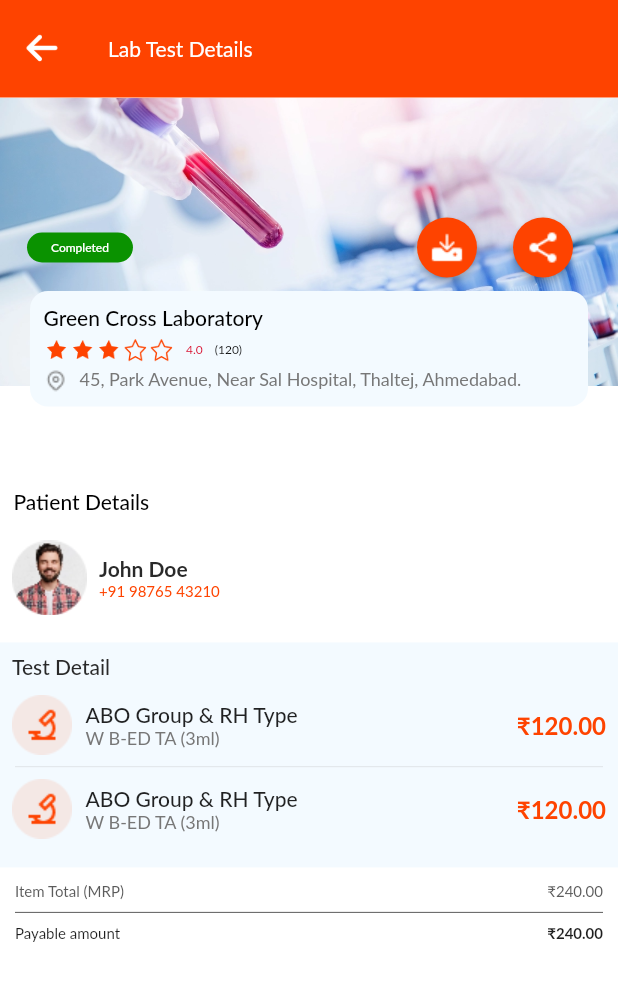
After one commit to codefencers-git/oyo-lab, a Flutter app: the LabTestComplete screen opened directly, on a phone screen of 412 x 824 dp. The commit adds this screen. Shown: the top 981 px of the screen. Run offline on Flutter 3.47's test engine with Material 2 defaults, Android fonts, the light colour scheme and no system bars; drawn by our look-alikes of flutter_rating_bar; our stand-ins replace carousel_slider, flutter_easyloading, get, pin_code_fields.

Commit message:
container shadow

```diff
--- /dev/null
+++ b/lib/screens/laboratory/complete_booking.dart
@@ -0,0 +1,434 @@
+import 'package:flutter/material.dart';
+import 'package:flutter_rating_bar/flutter_rating_bar.dart';
+import 'package:oyo_labs/themedata.dart';
+import 'package:oyo_labs/widgets/appbar/appbar_with_back_button.dart';
+import 'package:oyo_labs/widgets/buttons/round_button.dart';
+import 'package:oyo_labs/widgets/buttons/round_button_with_border.dart';
+
+class LabTestComplete extends StatefulWidget {
+  const LabTestComplete({Key? key}) : super(key: key);
+
+  @override
+  State<LabTestComplete> createState() => _LabTestCompleteState();
+}
+
+class _LabTestCompleteState extends State<LabTestComplete> {
+  @override
+  Widget build(BuildContext context) {
+    return SafeArea(
+      top: false,
+      bottom: false,
+      child: Scaffold(
+        backgroundColor: Colors.white,
+        appBar: PreferredSize(
+          preferredSize: const Size.fromHeight(65.0),
+          child: AppbarWithBackButton(appbarTitle: "Lab Test Details"),
+        ),
+        body: Column(
+          children: [
+            Stack(
+              clipBehavior: Clip.none,
+              children: [
+                Image.asset("assets/images/all_laboratories.png"),
+                Padding(
+                  padding: const EdgeInsets.only(right: 18, top: 80, left: 18),
+                  child: Row(
+                    mainAxisAlignment: MainAxisAlignment.spaceBetween,
+                    children: [
+                      SizedBox(
+                        height: 20,
+                        child: ElevatedButton(
+                          style: ElevatedButton.styleFrom(
+                            primary: ThemeClass.greenColor,
+                            shape: RoundedRectangleBorder(
+                              borderRadius: BorderRadius.circular(25),
+                            ),
+                          ).copyWith(elevation: ButtonStyleButton.allOrNull(0)),
+                          onPressed: () {},
+                          child: Text(
+                            'Completed',
+                            style: TextStyle(
+                                fontSize: 8,
+                                color: ThemeClass.whiteColor,
+                                fontWeight: FontWeight.w500),
+                          ),
+                        ),
+                      ),
+                      Row(
+                        children: [
+                          SizedBox(
+                            height: 40,
+                            child: ElevatedButton(
+                              style: ButtonStyle(
+                                backgroundColor:
+                                    MaterialStateProperty.all<Color>(
+                                        ThemeClass.orangeColor),
+                                shape:
+                                    MaterialStateProperty.all(CircleBorder()),
+                              ),
+                              onPressed: () {},
+                              child: Image.asset("assets/icons/download.png"),
+                            ),
+                          ),
+                          SizedBox(
+                            height: 40,
+                            child: ElevatedButton(
+                              style: ButtonStyle(
+                                backgroundColor:
+                                    MaterialStateProperty.all<Color>(
+                                        ThemeClass.orangeColor),
+                                shape:
+                                    MaterialStateProperty.all(CircleBorder()),
+                              ),
+                              onPressed: () {},
+                              child: Image.asset("assets/icons/share.png"),
+                            ),
+                          )
+                        ],
+                      ),
+                    ],
+                  ),
+                ),
+                Positioned(
+                  top: 129,
+                  left: 0,
+                  right: 0,
+                  child: Container(
+                    decoration: BoxDecoration(
+                      color: ThemeClass.skyblueColor,
+                      borderRadius: BorderRadius.circular(12),
+                    ),
+                    margin: const EdgeInsets.symmetric(
+                      horizontal: 20,
+                    ),
+                    child: Padding(
+                      padding: const EdgeInsets.all(9.0),
+                      child: Column(
+                        crossAxisAlignment: CrossAxisAlignment.start,
+                        children: [
+                          Text(
+                            "Green Cross Laboratory",
+                            style: TextStyle(
+                                fontSize: 14,
+                                color: ThemeClass.blackColor,
+                                fontWeight: FontWeight.w500),
+                          ),
+                          Padding(
+                            padding: const EdgeInsets.only(right: 8.0, top: 5),
+                            child: Column(
+                              children: [
+                                Row(
+                                  children: [
+                                    RatingBar(
+                                      initialRating: 3,
+                                      direction: Axis.horizontal,
+                                      allowHalfRating: true,
+                                      itemSize: 16,
+                                      itemCount: 5,
+                                      ignoreGestures: true,
+                                      ratingWidget: RatingWidget(
+                                        full: _image(
+                                            'assets/images/full_star.png'),
+                                        half: _image(
+                                            'assets/images/half_star.png'),
+                                        empty: _image(
+                                            'assets/images/blank_star.png'),
+                                      ),
+                                      itemPadding: const EdgeInsets.symmetric(
+                                          horizontal: 0.7),
+                                      onRatingUpdate: (rating) {
+                                        print(rating);
+                                      },
+                                    ),
+                                    Padding(
+                                      padding: const EdgeInsets.only(left: 8),
+                                      child: Text(
+                                        '4.0',
+                                        style: TextStyle(
+                                            fontSize: 8,
+                                            color: ThemeClass.redColor,
+                                            fontWeight: FontWeight.w400),
+                                      ),
+                                    ),
+                                    Padding(
+                                      padding: const EdgeInsets.only(left: 8),
+                                      child: Text(
+                                        '(120)',
+                                        style: TextStyle(
+                                            fontSize: 8,
+                                            color: ThemeClass.blackColor,
+                                            fontWeight: FontWeight.w400),
+                                      ),
+                                    ),
+                                  ],
+                                ),
+                                Row(
+                                  crossAxisAlignment: CrossAxisAlignment.start,
+                                  children: [
+                                    Padding(
+                                      padding:
+                                          EdgeInsets.only(right: 8.0, top: 5),
+                                      child: Image.asset(
+                                          "assets/images/icon_black_location.png"),
+                                    ),
+                                    Expanded(
+                                      child: Padding(
+                                        padding:
+                                            EdgeInsets.only(right: 8.0, top: 4),
+                                        child: Text(
+                                          '45, Park Avenue, Near Sal Hospital, Thaltej, Ahmedabad.',
+                                          style: TextStyle(
+                                              fontSize: 12,
+                                              color: ThemeClass.greyColor,
+                                              fontWeight: FontWeight.w400),
+                                        ),
+                                      ),
+                                    ),
+                                  ],
+                                ),
+                              ],
+                            ),
+                          ),
+                        ],
+                      ),
+                    ),
+                  ),
+                ),
+              ],
+            ),
+            const SizedBox(
+              height: 60,
+            ),
+            Column(
+              children: [
+                Padding(
+                  padding: const EdgeInsets.all(9.0),
+                  child: Row(
+                    children: [
+                      Text(
+                        "Patient Details",
+                        style: TextStyle(
+                            fontSize: 14,
+                            color: ThemeClass.blackColor,
+                            fontWeight: FontWeight.w500),
+                      ),
+                    ],
+                  ),
+                ),
+                Padding(
+                  padding: const EdgeInsets.all(8.0),
+                  child: Column(
+                    crossAxisAlignment: CrossAxisAlignment.start,
+                    children: [
+                      Row(
+                        children: [
+                          Image.asset("assets/images/lab_detail_johndoe.png"),
+                          const SizedBox(
+                            width: 8,
+                          ),
+                          Column(
+                            crossAxisAlignment: CrossAxisAlignment.start,
+                            children: [
+                              Text(
+                                "John Doe",
+                                style: TextStyle(
+                                    fontSize: 14,
+                                    color: ThemeClass.darkgreyColor,
+                                    fontWeight: FontWeight.w700),
+                              ),
+                              Text(
+                                "+91 98765 43210",
+                                style: TextStyle(
+                                    fontSize: 10,
+                                    color: ThemeClass.orangeColor,
+                                    fontWeight: FontWeight.w400),
+                              ),
+                            ],
+                          ),
+                        ],
+                      ),
+                    ],
+                  ),
+                ),
+                const SizedBox(
+                  height: 10,
+                ),
+                Container(
+                  height: 150,
+                  color: ThemeClass.skyblueColor,
+                  child: Padding(
+                    padding: const EdgeInsets.all(8.0),
+                    child: Column(
+                      crossAxisAlignment: CrossAxisAlignment.start,
+                      children: [
+                        Text(
+                          "Test Detail",
+                          style: TextStyle(
+                              fontSize: 14,
+                              color: ThemeClass.darkgreyColor,
+                              fontWeight: FontWeight.w500),
+                        ),
+                        SizedBox(
+                          height: 10,
+                        ),
+                        Row(
+                          mainAxisAlignment: MainAxisAlignment.spaceBetween,
+                          children: [
+                            Row(
+                              children: [
+                                Image.asset("assets/icons/icon_lab.png"),
+                                const SizedBox(
+                                  width: 9,
+                                ),
+                                Column(
+                                  crossAxisAlignment: CrossAxisAlignment.start,
+                                  children: [
+                                    const Text(
+                                      "ABO Group & RH Type",
+                                      style: TextStyle(
+                                          fontSize: 14,
+                                          fontWeight: FontWeight.w500),
+                                    ),
+                                    Text(
+                                      "W B-ED TA (3ml)",
+                                      style: TextStyle(
+                                          fontSize: 12,
+                                          color: ThemeClass.greyColor,
+                                          fontWeight: FontWeight.w400),
+                                    ),
+                                  ],
+                                ),
+                              ],
+                            ),
+                            Text(
+                              "₹120.00",
+                              style: TextStyle(
+                                  fontSize: 16,
+                                  color: ThemeClass.orangeColor,
+                                  fontWeight: FontWeight.w600),
+                            )
+                          ],
+                        ),
+                        Divider(
+                          thickness: 0.2,
+                          indent: 2,
+                          endIndent: 2,
+                          color: ThemeClass.greyColor2,
+                        ),
+                        Row(
+                          mainAxisAlignment: MainAxisAlignment.spaceBetween,
+                          children: [
+                            Row(
+                              children: [
+                                Image.asset("assets/icons/icon_lab.png"),
+                                const SizedBox(
+                                  width: 9,
+                                ),
+                                Column(
+                                  crossAxisAlignment: CrossAxisAlignment.start,
+                                  children: [
+                                    const Text(
+                                      "ABO Group & RH Type",
+                                      style: TextStyle(
+                                          fontSize: 14,
+                                          fontWeight: FontWeight.w500),
+                                    ),
+                                    Text(
+                                      "W B-ED TA (3ml)",
+                                      style: TextStyle(
+                                          fontSize: 12,
+                                          color: ThemeClass.greyColor,
+                                          fontWeight: FontWeight.w400),
+                                    ),
+                                  ],
+                                ),
+                              ],
+                            ),
+                            Text(
+                              "₹120.00",
+                              style: TextStyle(
+                                  fontSize: 16,
+                                  color: ThemeClass.orangeColor,
+                                  fontWeight: FontWeight.w600),
+                            )
+                          ],
+                        ),
+                      ],
+                    ),
+                  ),
+                ),
+                SizedBox(
+                  height: 10,
+                ),
+                Padding(
+                  padding: const EdgeInsets.only(right: 10.0, left: 10),
+                  child: Row(
+                    mainAxisAlignment: MainAxisAlignment.spaceBetween,
+                    children: [
+                      Text(
+                        "Item Total (MRP)",
+                        style: TextStyle(
+                            fontSize: 10,
+                            color: ThemeClass.greyColor1,
+                            fontWeight: FontWeight.w400),
+                      ),
+                      Row(
+                        children: [
+                          Text(
+                            "₹240.00",
+                            style: TextStyle(
+                                fontSize: 10,
+                                color: ThemeClass.greyColor1,
+                                fontWeight: FontWeight.w400),
+                          )
+                        ],
+                      )
+                    ],
+                  ),
+                ),
+                Divider(
+                  indent: 10,
+                  endIndent: 10,
+                  color: ThemeClass.greyColor1,
+                ),
+                Padding(
+                  padding: const EdgeInsets.only(right: 10.0, left: 10),
+                  child: Row(
+                    mainAxisAlignment: MainAxisAlignment.spaceBetween,
+                    children: [
+                      Text(
+                        "Payable amount",
+                        style: TextStyle(
+                            fontSize: 10,
+                            color: ThemeClass.blackColor1,
+                            fontWeight: FontWeight.w400),
+                      ),
+                      Row(
+                        children: [
+                          Text(
+                            "₹240.00",
+                            style: TextStyle(
+                                fontSize: 10,
+                                color: ThemeClass.blackColor1,
+                                fontWeight: FontWeight.w600),
+                          )
+                        ],
+                      )
+                    ],
+                  ),
+                ),
+              ],
+            ),
+          ],
+        ),
+      ),
+    );
+  }
+}
+
+_image(String s) {
+  return Image.asset(
+    s,
+    height: 20,
+  );
+}
--- a/lib/screens/laboratory/laboratory_tile.dart
+++ b/lib/screens/laboratory/laboratory_tile.dart
@@ -15,10 +15,17 @@ class LaboratoryTile extends StatelessWidget {
 
     return Container(
       decoration: BoxDecoration(
-        color: ThemeClass.orangeLightColor,
-        // color: Colors.amber,
-        borderRadius: BorderRadius.circular(7),
-      ),
+          color: ThemeClass.orangeLightColor,
+          // color: Colors.amber,
+          borderRadius: BorderRadius.circular(7),
+          boxShadow: [
+            BoxShadow(
+              blurRadius: 8.0,
+              spreadRadius: 0.0,
+              offset: Offset(5, 3),
+              color: Colors.grey.withOpacity(0.5),
+            ),
+          ]),
       child: Column(
         crossAxisAlignment: CrossAxisAlignment.start,
         children: [
@@ -99,7 +106,7 @@ class LaboratoryTile extends StatelessWidget {
             ),
           ),
           Padding(
-            padding: const EdgeInsets.only(top: 10),
+            padding: const EdgeInsets.only(top: 5),
             child: RoundButtonBookSlot(
               onTap: () {
                 Navigator.push(
--- a/lib/screens/laboratory/my_appointment.dart
+++ b/lib/screens/laboratory/my_appointment.dart
@@ -1,4 +1,5 @@
 import 'package:flutter/material.dart';
+import 'package:oyo_labs/screens/laboratory/complete_booking.dart';
 import 'package:oyo_labs/screens/laboratory/lab_test_detail.dart';
 import 'package:oyo_labs/themedata.dart';
 import 'package:oyo_labs/widgets/appbar/appbar_with_back_button.dart';
@@ -246,7 +247,7 @@ class _MyAppointmentState extends State<MyAppointment>
                 onTap: () {
                   Navigator.push(
                     context,
-                    MaterialPageRoute(builder: (context) => LabtestDetail()),
+                    MaterialPageRoute(builder: (context) => LabTestComplete()),
                   );
                 },
               );
```
Also changed, not shown: assets/icons/download.png (added), assets/icons/share.png (added).
